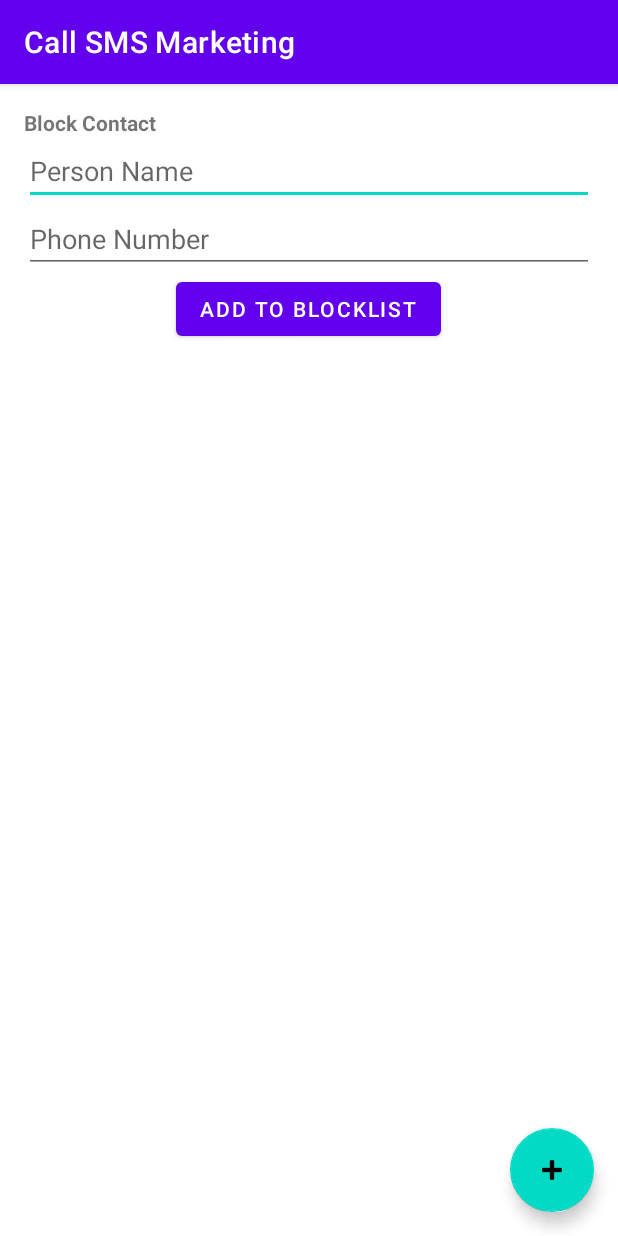
After one commit to sushantp053/Call_SMS_Marketing, an Android app: the BlockedContactsActivity screen opened directly, with no data from a screen before it, on a phone screen of 412 x 824 dp. The commit adds this screen. Run offline under Robolectric (Android 15) with nearby library versions, the phone set to English and light mode, and no system bars; our stand-ins replace Room's generated code; libraries missing offline, so code that uses them is left out: androidx.room.util.

Commit message:
Block contact table added and contacts shows

```diff
--- a/app/src/main/AndroidManifest.xml
+++ b/app/src/main/AndroidManifest.xml
@@ -25,6 +25,9 @@
         android:supportsRtl="true"
         android:theme="@style/Theme.CallSMSMarketing"
         tools:targetApi="31">
+        <activity
+            android:name=".BlockedContactsActivity"
+            android:exported="false" />
         <activity
             android:name=".WhatsappActivity"
             android:exported="false"
@@ -120,7 +123,6 @@
                 <action android:name="com.google.firebase.MESSAGING_EVENT" />
             </intent-filter>
         </service>
-
         <service
             android:name=".services.WhatsappAccessibilityService"
             android:exported="true"
@@ -129,6 +131,7 @@
             <meta-data
                 android:name="android.accessibilityservice"
                 android:resource="@xml/whatsapp_service" />
+
             <intent-filter>
                 <action android:name="android.accessibilityservice.AccessibilityService" />
             </intent-filter>
@@ -137,7 +140,6 @@
         <meta-data
             android:name="com.google.firebase.messaging.default_notification_icon"
             android:resource="@drawable/common_google_signin_btn_icon_dark" />
-
     </application>
 
 </manifest>
--- /dev/null
+++ b/app/src/main/java/com/deecto/callsmsmarketing/Adapter/BlockedContactAdapter.kt
@@ -0,0 +1,62 @@
+package com.deecto.callsmsmarketing.Adapter
+
+import android.content.Context
+import android.view.LayoutInflater
+import android.view.View
+import android.view.ViewGroup
+import android.widget.TextView
+import androidx.cardview.widget.CardView
+import androidx.recyclerview.widget.RecyclerView
+import com.deecto.callsmsmarketing.BlockedContactsActivity
+import com.deecto.callsmsmarketing.R
+import com.deecto.callsmsmarketing.model.BlockedContacts
+
+class BlockedContactAdapter(
+    private val context: Context,
+    private val listener: BlockedContactsItemClickListener
+) :
+    RecyclerView.Adapter<BlockedContactAdapter.BlockedViewHolder>() {
+
+    private val blockedContactList = ArrayList<BlockedContacts>()
+    private val fullList = ArrayList<BlockedContacts>()
+
+    override fun onCreateViewHolder(parent: ViewGroup, viewType: Int): BlockedViewHolder {
+        return BlockedViewHolder(
+            LayoutInflater.from(context).inflate(R.layout.blocked_card, parent, false)
+        )
+    }
+
+    override fun onBindViewHolder(holder: BlockedViewHolder, position: Int) {
+        val currentBlockedContacts = blockedContactList[position]
+        holder.blockedNumber.text = currentBlockedContacts.phone
+        holder.title.text = currentBlockedContacts.name
+
+        holder.removeBtn.setOnClickListener {
+            listener.onRemoveClicked(blockedContactList[holder.adapterPosition])
+        }
+
+    }
+
+    override fun getItemCount(): Int {
+        return blockedContactList.size
+    }
+
+    fun updateList(newList: List<BlockedContacts>) {
+        fullList.clear()
+        fullList.addAll(newList)
+        blockedContactList.clear()
+        blockedContactList.addAll(fullList)
+        notifyDataSetChanged()
+    }
+
+    inner class BlockedViewHolder(itemView: View) : RecyclerView.ViewHolder(itemView) {
+        val blocked_layout = itemView.findViewById<CardView>(R.id.blockedCard)
+        val title = itemView.findViewById<TextView>(R.id.tv_blockedName)
+        val blockedNumber = itemView.findViewById<TextView>(R.id.tv_blockedNumber)
+        val removeBtn = itemView.findViewById<TextView>(R.id.removeBlockBtn)
+    }
+
+    interface BlockedContactsItemClickListener {
+        fun onRemoveClicked(blockedContacts: BlockedContacts)
+    }
+}
--- /dev/null
+++ b/app/src/main/java/com/deecto/callsmsmarketing/BlockedContactsActivity.kt
@@ -0,0 +1,205 @@
+package com.deecto.callsmsmarketing
+
+import android.app.Activity
+import android.content.Intent
+import android.content.pm.PackageManager
+import android.database.Cursor
+import android.net.Uri
+import android.os.Bundle
+import android.provider.CallLog
+import android.provider.ContactsContract
+import android.widget.Toast
+import androidx.activity.result.contract.ActivityResultContracts
+import androidx.appcompat.app.AlertDialog
+import androidx.appcompat.app.AppCompatActivity
+import androidx.core.app.ActivityCompat
+import androidx.core.content.ContextCompat
+import androidx.lifecycle.ViewModelProvider
+import androidx.recyclerview.widget.LinearLayoutManager
+import androidx.room.util.getColumnIndex
+import com.deecto.callsmsmarketing.Adapter.BlockedContactAdapter
+import com.deecto.callsmsmarketing.database.MessageDatabase
+import com.deecto.callsmsmarketing.databinding.ActivityBlockedContactsBinding
+import com.deecto.callsmsmarketing.model.BlockedContactViewModel
+import com.deecto.callsmsmarketing.model.BlockedContacts
+
+
+class BlockedContactsActivity : AppCompatActivity(),
+    BlockedContactAdapter.BlockedContactsItemClickListener {
+    private lateinit var database: MessageDatabase
+    lateinit var viewModel: BlockedContactViewModel
+    lateinit var adapter: BlockedContactAdapter
+    lateinit var selectedBlockedContacts: BlockedContacts
+    private lateinit var binding: ActivityBlockedContactsBinding
+
+    private lateinit var addBlockedContact: BlockedContacts
+
+
+    //contact permission code
+    private val CONTACT_PERMISSION_CODE = 1;
+    //contact pick code
+    private val CONTACT_PICK_CODE = 2
+
+    override fun onCreate(savedInstanceState: Bundle?) {
+        super.onCreate(savedInstanceState)
+        binding = ActivityBlockedContactsBinding.inflate(layoutInflater)
+        val view = binding.root
+        setContentView(view)
+        initUi()
+
+        viewModel = ViewModelProvider(
+            this,
+            ViewModelProvider.AndroidViewModelFactory.getInstance(application)
+        ).get(BlockedContactViewModel::class.java)
+
+        viewModel.allContacts.observe(this) { list ->
+            list?.let {
+                adapter.updateList(list)
+            }
+        }
+
+        database = MessageDatabase.getDatabase(this)
+
+        binding.btnAddToBlock.setOnClickListener {
+            val name = binding.editBlockNumberName.text.toString()
+            val number = binding.editBlockNumber.text.toString()
+            if (number!= null){
+                val blockedContacts = BlockedContacts(null,number,name)
+                viewModel.insertContact(blockedContacts)
+            }
+        }
+
+    }
+
+    private fun initUi() {
+        binding.blockedRecycler.setHasFixedSize(true)
+        binding.blockedRecycler.layoutManager = LinearLayoutManager(applicationContext)
+        adapter = BlockedContactAdapter(this, this)
+        binding.blockedRecycler.adapter = adapter
+
+        val getContent =
+            registerForActivityResult(ActivityResultContracts.StartActivityForResult()) { result ->
+                if (result.resultCode == Activity.RESULT_OK) {
+                    val blocked =
+                        result.data?.getSerializableExtra("blocked") as? BlockedContacts
+                    if (blocked != null) {
+                        viewModel.insertContact(blocked)
+                    }
+
+                }
+            }
+
+//        binding.fab.setOnClickListener {
+//            val intent = Intent(this, AddMessage::class.java)
+//            getContent.launch(intent)
+//        }
+
+    }
+
+    override fun onRemoveClicked(blockedContacts: BlockedContacts) {
+
+        val builder = AlertDialog.Builder(this)
+        builder.setTitle("Remove")
+        builder.setMessage("Do you really want to remove this contact from block list.")
+        builder.setPositiveButton(R.string.remove) {dialog, which ->
+            viewModel.removeContact(blockedContacts)
+            dialog.dismiss()
+        }
+
+        builder.setNegativeButton(android.R.string.no) { dialog, which ->
+            Toast.makeText(applicationContext,
+                android.R.string.no, Toast.LENGTH_SHORT).show()
+            dialog.dismiss()
+        }
+        builder.show()
+    }
+
+    private fun checkContactPermission(): Boolean{
+        //check if permission was granted/allowed or not, returns true if granted/allowed, false if not
+        return  ContextCompat.checkSelfPermission(
+            this,
+            android.Manifest.permission.READ_CONTACTS
+        ) == PackageManager.PERMISSION_GRANTED
+    }
+
+    private fun requestContactPermission(){
+        //request the READ_CONTACTS permission
+        val permission = arrayOf(android.Manifest.permission.READ_CONTACTS)
+        ActivityCompat.requestPermissions(this, permission, CONTACT_PERMISSION_CODE)
+    }
+
+    private fun pickContact(){
+        //intent ti pick contact
+        val intent = Intent(Intent.ACTION_PICK, ContactsContract.Contacts.CONTENT_URI)
+        startActivityForResult(intent, CONTACT_PICK_CODE)
+    }
+
+    override fun onRequestPermissionsResult(
+        requestCode: Int,
+        permissions: Array<out String>,
+        grantResults: IntArray
+    ) {
+        super.onRequestPermissionsResult(requestCode, permissions, grantResults)
+        //handle permission request results || calls when user from Permission request dialog presses Allow or Deny
+        if (requestCode == CONTACT_PERMISSION_CODE){
+            if (grantResults.isNotEmpty() && grantResults[0] == PackageManager.PERMISSION_GRANTED){
+                //permission granted, can pick contact
+                pickContact()
+            }
+            else{
+                //permission denied, cann't pick contact, just show message
+                Toast.makeText(this, "Permission denied...", Toast.LENGTH_SHORT).show()
+            }
+        }
+    }
+
+    override fun onActivityResult(requestCode: Int, resultCode: Int, data: Intent?) {
+        super.onActivityResult(requestCode, resultCode, data)
+
+        if (resultCode == RESULT_OK) {
+            //calls when user click a contact from contacts (intent) list
+            if (requestCode == CONTACT_PICK_CODE) {
+
+                val cursor1: Cursor
+                val cursor2: Cursor?
+                val uri = data!!.data
+                cursor1 = contentResolver.query(uri!!, null, null, null, null)!!
+                if (cursor1.moveToFirst()) {
+                    val contractsWise = cursor1?.getColumnIndex(ContactsContract.Contacts.DISPLAY_NAME)
+                }
+                if (cursor1.moveToFirst()){
+                    //get contact details
+                    val contactId = cursor1.getString(cursor1.getColumnIndexOrThrow(ContactsContract.Contacts._ID))
+//                    val contactId = cursor1.getColumnIndex(ContactsContract.Contacts._ID)
+                    val contactName = cursor1.getColumnIndex(ContactsContract.Contacts.DISPLAY_NAME)
+                    val contactThumbnail = cursor1.getColumnIndex(ContactsContract.Contacts.PHOTO_THUMBNAIL_URI)
+                    val idResults = cursor1.getColumnIndex(ContactsContract.Contacts.HAS_PHONE_NUMBER)
+                    val idResultHold = idResults.toInt()
+                    //set details: contact id, contact name, image
+                    //set image, first check if uri/thumbnail is not null
+
+                    //check if contact has a phone number or not
+                    if (idResultHold == 1){
+                        cursor2 = contentResolver.query(ContactsContract.CommonDataKinds.Phone.CONTENT_URI,
+                            null,
+                            ContactsContract.CommonDataKinds.Phone.CONTACT_ID +" = "+contactId,
+                            null,
+                            null
+                        )
+                        //a contact may have multiple phone numbers
+                        while (cursor2!!.moveToNext()){
+                            //get phone number
+                            val contactNumber = cursor2.getColumnIndex(ContactsContract.CommonDataKinds.Phone.NUMBER)
+                            //set phone number
+
+
+                        }
+                        cursor2.close()
+                    }
+                    cursor1.close()
+                }
+            }
+        }
+
+    }
+}
--- a/app/src/main/java/com/deecto/callsmsmarketing/Dashboard.kt
+++ b/app/src/main/java/com/deecto/callsmsmarketing/Dashboard.kt
@@ -20,14 +20,12 @@ import androidx.core.content.ContextCompat
 import com.deecto.callsmsmarketing.databinding.ActivityDashboardBinding
 import com.deecto.callsmsmarketing.services.ManagePermissions
 import com.deecto.callsmsmarketing.services.WhatsappAccessibilityService
-import com.deecto.callsmsmarketing.utility.startPowerSaverIntent
 import com.google.android.gms.tasks.OnCompleteListener
 import com.google.firebase.auth.FirebaseAuth
 import com.google.firebase.auth.ktx.auth
 import com.google.firebase.firestore.ktx.firestore
 import com.google.firebase.ktx.Firebase
 import com.google.firebase.messaging.FirebaseMessaging
-import com.judemanutd.autostarter.AutoStartPermissionHelper
 import java.text.ParseException
 import java.text.SimpleDateFormat
 import java.time.LocalDateTime
@@ -134,7 +132,7 @@ class Dashboard : AppCompatActivity() {
             startActivity(intent)
         }
         binding.cardContactBlocker.setOnClickListener {
-            val intent = Intent(this, ComingSoon::class.java)
+            val intent = Intent(this, BlockedContactsActivity::class.java)
             startActivity(intent)
         }
         binding.cardTutorial.setOnClickListener {
--- a/app/src/main/java/com/deecto/callsmsmarketing/MessageActivity.kt
+++ b/app/src/main/java/com/deecto/callsmsmarketing/MessageActivity.kt
@@ -95,7 +95,6 @@ class MessageActivity : AppCompatActivity(), MessageAdapter.MessageItemClickList
 
     override fun onDeleteClicked(message: Message) {
 
-        Toast.makeText(this, "Delete Clicked", Toast.LENGTH_SHORT).show()
         val builder = AlertDialog.Builder(this)
         builder.setTitle("Delete")
         builder.setMessage("Do you really want to delete this message")
--- a/app/src/main/java/com/deecto/callsmsmarketing/database/BlockedContactsDao.kt
+++ b/app/src/main/java/com/deecto/callsmsmarketing/database/BlockedContactsDao.kt
@@ -1,18 +1,20 @@
 package com.deecto.callsmsmarketing.database
 
-import androidx.room.Dao
-import androidx.room.Insert
-import androidx.room.OnConflictStrategy
-import androidx.room.Query
+import androidx.lifecycle.LiveData
+import androidx.room.*
 import com.deecto.callsmsmarketing.model.BlockedContacts
+import com.deecto.callsmsmarketing.model.Message
 import com.deecto.callsmsmarketing.model.PhoneCall
 
 @Dao
 interface BlockedContactsDao {
-
+    @Query("SELECT * FROM blocked_contacts ORDER BY id DESC")
+    fun getAllContacts() : LiveData<List<BlockedContacts>>
     @Insert(onConflict = OnConflictStrategy.REPLACE)
     suspend fun insert(blockedContacts: BlockedContacts)
+    @Delete
+    suspend fun delete(blockedContacts: BlockedContacts)
 
-    @Query("SELECT * FROM blocked_contacts WHERE phone = :phone")
+    @Query("SELECT * FROM blocked_contacts WHERE phone = :phone ")
     fun isBlocked(phone: String?) : BlockedContacts
 }
--- /dev/null
+++ b/app/src/main/java/com/deecto/callsmsmarketing/database/BlockedContactsRepository.kt
@@ -0,0 +1,17 @@
+package com.deecto.callsmsmarketing.database
+
+import androidx.lifecycle.LiveData
+import com.deecto.callsmsmarketing.model.BlockedContacts
+import com.deecto.callsmsmarketing.model.Message
+
+class BlockedContactsRepository (private val blockedContactsDao: BlockedContactsDao){
+
+    val allContactsList : LiveData<List<BlockedContacts>> = blockedContactsDao.getAllContacts()
+
+    suspend fun insert(blockedContacts: BlockedContacts){
+        blockedContactsDao.insert(blockedContacts)
+    }
+    suspend fun remove(blockedContacts: BlockedContacts){
+        blockedContactsDao.delete(blockedContacts)
+    }
+}
--- a/app/src/main/java/com/deecto/callsmsmarketing/model/BlockedContactViewModel.kt
+++ b/app/src/main/java/com/deecto/callsmsmarketing/model/BlockedContactViewModel.kt
@@ -1,6 +1,32 @@
 package com.deecto.callsmsmarketing.model
 
-class BlockedContactViewModel {
+import android.app.Application
+import androidx.lifecycle.AndroidViewModel
+import androidx.lifecycle.LiveData
+import androidx.lifecycle.viewModelScope
+import com.deecto.callsmsmarketing.database.BlockedContactsRepository
+import com.deecto.callsmsmarketing.database.MessageDatabase
+import com.deecto.callsmsmarketing.database.MessageRepository
+import kotlinx.coroutines.Dispatchers
+import kotlinx.coroutines.launch
 
+class BlockedContactViewModel (application: Application) : AndroidViewModel(application) {
+    private val repository : BlockedContactsRepository
+
+    val allContacts : LiveData<List<BlockedContacts>>
+
+    init {
+        val dao = MessageDatabase.getDatabase(application).getBlockedContactsDao()
+        repository = BlockedContactsRepository(dao)
+        allContacts = repository.allContactsList
+    }
+
+    fun insertContact(blockedContacts:BlockedContacts?) = viewModelScope.launch(Dispatchers.IO) {
+        blockedContacts?.let { repository.insert(it) }
+    }
+
+    fun removeContact(blockedContacts:BlockedContacts?) = viewModelScope.launch(Dispatchers.IO) {
+        blockedContacts?.let { repository.remove(it) }
+    }
 
 }
--- /dev/null
+++ b/app/src/main/res/layout/activity_blocked_contacts.xml
@@ -0,0 +1,67 @@
+<?xml version="1.0" encoding="utf-8"?>
+<androidx.constraintlayout.widget.ConstraintLayout xmlns:android="http://schemas.android.com/apk/res/android"
+    xmlns:app="http://schemas.android.com/apk/res-auto"
+    xmlns:tools="http://schemas.android.com/tools"
+    android:layout_width="match_parent"
+    android:layout_height="match_parent"
+    tools:context=".BlockedContactsActivity">
+
+    <LinearLayout
+        android:layout_width="match_parent"
+        android:layout_height="match_parent"
+        android:orientation="vertical">
+    <TextView
+        android:layout_marginTop="16dp"
+        android:id="@+id/textViewTitle"
+        android:layout_width="wrap_content"
+        android:layout_height="wrap_content"
+        android:layout_marginHorizontal="16dp"
+        android:text="Block Contact"
+        android:textStyle="bold" />
+    <EditText
+        android:id="@+id/editBlockNumberName"
+        android:layout_width="match_parent"
+        android:layout_height="wrap_content"
+        android:layout_marginHorizontal="16dp"
+        android:maxLength="10"
+        android:ems="10"
+        android:hint="Person Name"
+        android:inputType="textPersonName" />
+    <EditText
+        android:id="@+id/editBlockNumber"
+        android:layout_width="match_parent"
+        android:layout_height="wrap_content"
+        android:layout_marginHorizontal="16dp"
+        android:maxLength="10"
+        android:ems="10"
+        android:hint="Phone Number"
+        android:inputType="phone" />
+    <Button
+        android:layout_marginHorizontal="16dp"
+        android:id="@+id/btnAddToBlock"
+        android:layout_width="wrap_content"
+        android:layout_height="wrap_content"
+        android:layout_gravity="center"
+        android:gravity="center"
+        android:text="Add to blocklist" />
+
+    <androidx.recyclerview.widget.RecyclerView
+        android:id="@+id/blockedRecycler"
+        android:layout_width="match_parent"
+        android:layout_height="wrap_content"
+        app:layout_constraintBottom_toBottomOf="parent"
+        app:layout_constraintTop_toTopOf="parent"
+        tools:layout_editor_absoluteX="1dp" />
+    </LinearLayout>
+
+    <com.google.android.material.floatingactionbutton.FloatingActionButton
+        android:id="@+id/fab"
+        android:layout_width="wrap_content"
+        android:layout_height="wrap_content"
+        android:layout_gravity="end|bottom"
+        android:layout_margin="16dp"
+        android:src="@android:drawable/ic_input_add"
+        app:layout_constraintBottom_toBottomOf="parent"
+        app:layout_constraintEnd_toEndOf="parent"
+        android:contentDescription="@string/add_message" />
+</androidx.constraintlayout.widget.ConstraintLayout>
--- a/app/src/main/res/values/strings.xml
+++ b/app/src/main/res/values/strings.xml
@@ -14,4 +14,6 @@
 
     <string name="hello_first_fragment">Hello first fragment</string>
     <string name="hello_second_fragment">Hello second fragment. Arg: %1$s</string>
+    <string name="remove">Remove</string>
+    <string name="block">Block Now</string>
 </resources>
```
Also changed, not shown: app/src/main/java/com/deecto/callsmsmarketing/services/CallReceiver.kt (+23 -8 lines), app/src/main/res/layout/blocked_card.xml (added, +58 -0 lines).
